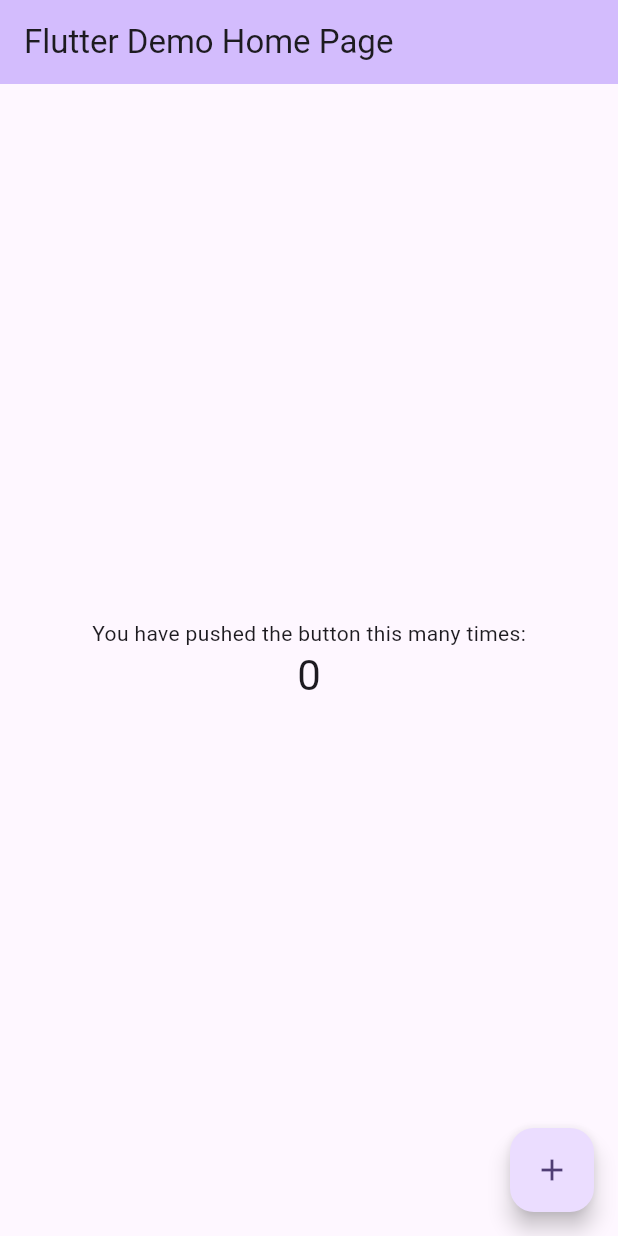
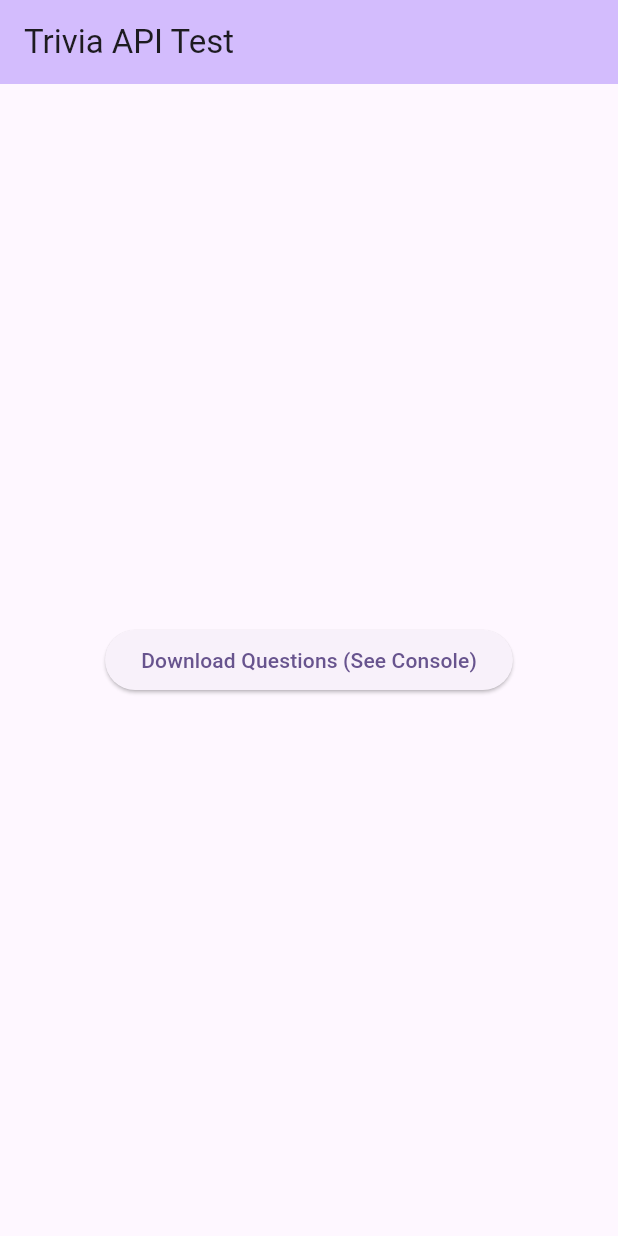
Before and after one commit to Rosales-Diego/Triviapp, a Flutter app: the screen it shows after launch, on a phone screen of 412 x 824 dp. Run offline on Flutter 3.47's test engine with Material 3 defaults, Android fonts, the phone set to English and light mode, and no system bars; our stand-ins replace sqflite; accounts and stored records are empty.

Commit message:
feat: complete API service with categories, metadata, and token management

```diff
--- a/lib/data/question_model.dart
+++ b/lib/data/question_model.dart
@@ -15,9 +15,9 @@ class Question {
     required this.incorrectAnswers,
   });
 
-  // Factory para convertir el JSON de la API a nuestro objeto Dart
+  // Factory to convert the JSON from the API to our Dart object
   factory Question.fromJson(Map<String, dynamic> json) {
-    // Función interna para decodificar el texto en Base64 a texto normal
+    // Internal function to decode Base64 text to normal text
     String decodeBase64(String str) {
       return utf8.decode(base64.decode(str));
     }
@@ -27,7 +27,7 @@ class Question {
       difficulty: decodeBase64(json['difficulty']),
       questionText: decodeBase64(json['question']),
       correctAnswer: decodeBase64(json['correct_answer']),
-      // Como las respuestas incorrectas vienen en una lista, iteramos sobre ellas
+      // Since the incorrect answers come in a list, we iterate over them
       incorrectAnswers: List<String>.from(
         json['incorrect_answers'].map((x) => decodeBase64(x)),
       ),
--- a/lib/main.dart
+++ b/lib/main.dart
@@ -1,4 +1,5 @@
 import 'package:flutter/material.dart';
+import 'services/trivia_api_service.dart';
 
 void main() {
   runApp(const MyApp());
@@ -7,115 +8,60 @@ void main() {
 class MyApp extends StatelessWidget {
   const MyApp({super.key});
 
-  // This widget is the root of your application.
   @override
   Widget build(BuildContext context) {
     return MaterialApp(
-      title: 'Flutter Demo',
+      title: 'TriviaApp Test',
       theme: ThemeData(
-        // This is the theme of your application.
-        //
-        // TRY THIS: Try running your application with "flutter run". You'll see
-        // the application has a purple toolbar. Then, without quitting the app,
-        // try changing the seedColor in the colorScheme below to Colors.green
-        // and then invoke "hot reload" (save your changes or press the "hot
-        // reload" button in a Flutter-supported IDE, or press "r" if you used
-        // the command line to start the app).
-        //
-        // Notice that the counter didn't reset back to zero; the application
-        // state is not lost during the reload. To reset the state, use hot
-        // restart instead.
-        //
-        // This works for code too, not just values: Most code changes can be
-        // tested with just a hot reload.
-        colorScheme: .fromSeed(seedColor: Colors.deepPurple),
+        colorScheme: ColorScheme.fromSeed(seedColor: Colors.deepPurple),
+        useMaterial3: true,
       ),
-      home: const MyHomePage(title: 'Flutter Demo Home Page'),
+      home: const TestApiScreen(),
     );
   }
 }
 
-class MyHomePage extends StatefulWidget {
-  const MyHomePage({super.key, required this.title});
+class TestApiScreen extends StatelessWidget {
+  const TestApiScreen({super.key});
 
-  // This widget is the home page of your application. It is stateful, meaning
-  // that it has a State object (defined below) that contains fields that affect
-  // how it looks.
+  // Function to test the API
+  void _testApi() async {
+    final apiService = TriviaApiService();
 
-  // This class is the configuration for the state. It holds the values (in this
-  // case the title) provided by the parent (in this case the App widget) and
-  // used by the build method of the State. Fields in a Widget subclass are
-  // always marked "final".
+    debugPrint('Searching for questions on the internet...');
 
-  final String title;
+    try {
+      // We request only 2 questions for testing
+      final questions = await apiService.fetchQuestions(amount: 2);
 
-  @override
-  State<MyHomePage> createState() => _MyHomePageState();
-}
-
-class _MyHomePageState extends State<MyHomePage> {
-  int _counter = 0;
-
-  void _incrementCounter() {
-    setState(() {
-      // This call to setState tells the Flutter framework that something has
-      // changed in this State, which causes it to rerun the build method below
-      // so that the display can reflect the updated values. If we changed
-      // _counter without calling setState(), then the build method would not be
-      // called again, and so nothing would appear to happen.
-      _counter++;
-    });
+      for (var i = 0; i < questions.length; i++) {
+        final q = questions[i];
+        debugPrint('--- Question ${i + 1} ---');
+        debugPrint('Category: ${q.category}');
+        debugPrint('Difficulty: ${q.difficulty}');
+        debugPrint('Question: ${q.questionText}');
+        debugPrint('Correct Answer: ${q.correctAnswer}');
+        debugPrint('Incorrect Answers: ${q.incorrectAnswers.join(', ')}');
+        debugPrint('-----------------------');
+      }
+      debugPrint('Test successful!');
+    } catch (e) {
+      debugPrint('Error testing the API: $e');
+    }
   }
 
   @override
   Widget build(BuildContext context) {
-    // This method is rerun every time setState is called, for instance as done
-    // by the _incrementCounter method above.
-    //
-    // The Flutter framework has been optimized to make rerunning build methods
-    // fast, so that you can just rebuild anything that needs updating rather
-    // than having to individually change instances of widgets.
     return Scaffold(
       appBar: AppBar(
-        // TRY THIS: Try changing the color here to a specific color (to
-        // Colors.amber, perhaps?) and trigger a hot reload to see the AppBar
-        // change color while the other colors stay the same.
+        title: const Text('Trivia API Test'),
         backgroundColor: Theme.of(context).colorScheme.inversePrimary,
-        // Here we take the value from the MyHomePage object that was created by
-        // the App.build method, and use it to set our appbar title.
-        title: Text(widget.title),
       ),
       body: Center(
-        // Center is a layout widget. It takes a single child and positions it
-        // in the middle of the parent.
-        child: Column(
-          // Column is also a layout widget. It takes a list of children and
-          // arranges them vertically. By default, it sizes itself to fit its
-          // children horizontally, and tries to be as tall as its parent.
-          //
-          // Column has various properties to control how it sizes itself and
-          // how it positions its children. Here we use mainAxisAlignment to
-          // center the children vertically; the main axis here is the vertical
-          // axis because Columns are vertical (the cross axis would be
-          // horizontal).
-          //
-          // TRY THIS: Invoke "debug painting" (choose the "Toggle Debug Paint"
-          // action in the IDE, or press "p" in the console), to see the
-          // wireframe for each widget.
-          mainAxisAlignment: .center,
-          children: [
-            const Text('You have pushed the button this many times:'),
-            Text(
-              '$_counter',
-              style: Theme.of(context).textTheme.headlineMedium,
-            ),
-          ],
+        child: ElevatedButton(
+          onPressed: _testApi,
+          child: const Text('Download Questions (See Console)'),
         ),
-      ),
-      floatingActionButton: FloatingActionButton(
-        onPressed: _incrementCounter,
-        tooltip: 'Increment',
-        child: const Icon(Icons.add),
       ),
     );
   }
```
Also changed, not shown: lib/data/database_helper.dart (added, +136 -0 lines), lib/services/trivia_api_service.dart (+103 -16 lines), 4 other files.
